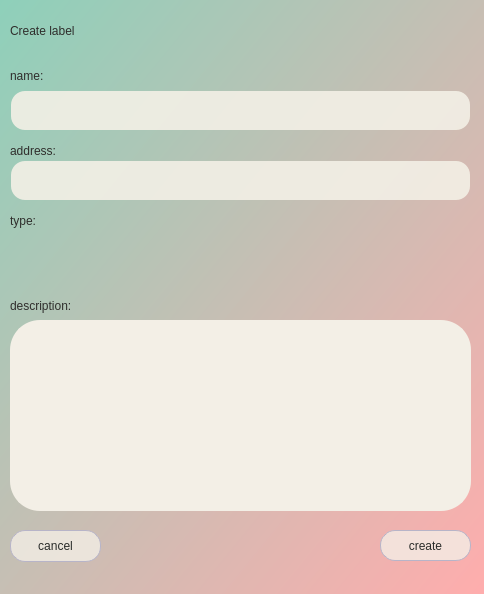
First picture: the form in client/createrlabel.ui, repository AleksandraSorokovikova/MyPlace, before the edit.
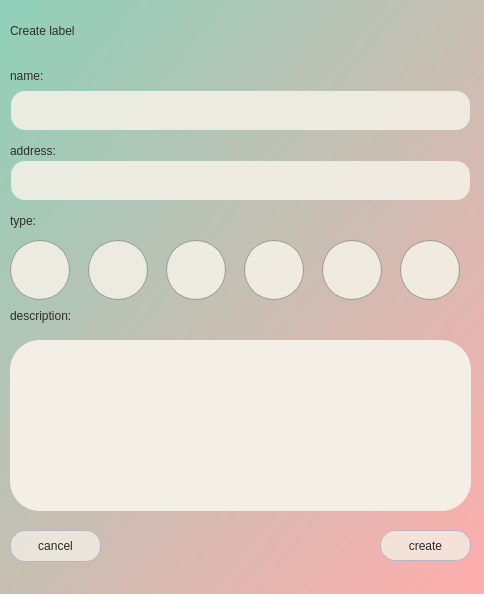
Second picture: the form after the edit.

What changed in the file:
```diff
--- a/client/createrlabel.ui
+++ b/client/createrlabel.ui
@@ -39,7 +39,7 @@
    <property name="geometry">
     <rect>
      <x>10</x>
-     <y>290</y>
+     <y>300</y>
      <width>111</width>
      <height>31</height>
     </rect>
@@ -207,9 +207,9 @@
    <property name="geometry">
     <rect>
      <x>10</x>
-     <y>320</y>
+     <y>340</y>
      <width>461</width>
-     <height>191</height>
+     <height>171</height>
     </rect>
    </property>
    <property name="styleSheet">
@@ -222,6 +222,151 @@
 border-color:rgba(243, 239, 230);</string>
    </property>
   </widget>
+  <widget class="QPushButton" name="cafee">
+   <property name="geometry">
+    <rect>
+     <x>10</x>
+     <y>240</y>
+     <width>60</width>
+     <height>60</height>
+    </rect>
+   </property>
+   <property name="styleSheet">
+    <string notr="true">border: 1px solid rgb(136, 138, 133, 200);
+background: rgba(243, 239, 230,230);
+border-radius:30px;</string>
+   </property>
+   <property name="text">
+    <string/>
+   </property>
+   <property name="iconSize">
+    <size>
+     <width>35</width>
+     <height>35</height>
+    </size>
+   </property>
+  </widget>
+  <widget class="QPushButton" name="hotels">
+   <property name="geometry">
+    <rect>
+     <x>88</x>
+     <y>240</y>
+     <width>60</width>
+     <height>60</height>
+    </rect>
+   </property>
+   <property name="styleSheet">
+    <string notr="true">border: 1px solid rgb(136, 138, 133, 200);
+background: rgba(243, 239, 230,230);
+border-radius:30px;
+</string>
+   </property>
+   <property name="text">
+    <string/>
+   </property>
+   <property name="iconSize">
+    <size>
+     <width>35</width>
+     <height>35</height>
+    </size>
+   </property>
+  </widget>
+  <widget class="QPushButton" name="night_club">
+   <property name="geometry">
+    <rect>
+     <x>166</x>
+     <y>240</y>
+     <width>60</width>
+     <height>60</height>
+    </rect>
+   </property>
+   <property name="styleSheet">
+    <string notr="true">border: 1px solid rgb(136, 138, 133, 200);
+background: rgba(243, 239, 230,230);
+border-radius:30px;</string>
+   </property>
+   <property name="text">
+    <string/>
+   </property>
+   <property name="iconSize">
+    <size>
+     <width>35</width>
+     <height>35</height>
+    </size>
+   </property>
+  </widget>
+  <widget class="QPushButton" name="cinema">
+   <property name="geometry">
+    <rect>
+     <x>244</x>
+     <y>240</y>
+     <width>60</width>
+     <height>60</height>
+    </rect>
+   </property>
+   <property name="styleSheet">
+    <string notr="true">border: 1px solid rgb(136, 138, 133, 200);
+background: rgba(243, 239, 230,230);
+border-radius:30px;</string>
+   </property>
+   <property name="text">
+    <string notr="true"/>
+   </property>
+   <property name="iconSize">
+    <size>
+     <width>35</width>
+     <height>35</height>
+    </size>
+   </property>
+  </widget>
+  <widget class="QPushButton" name="entertainment">
+   <property name="geometry">
+    <rect>
+     <x>322</x>
+     <y>240</y>
+     <width>60</width>
+     <height>60</height>
+    </rect>
+   </property>
+   <property name="styleSheet">
+    <string notr="true">border: 1px solid rgb(136, 138, 133, 200);
+background: rgba(243, 239, 230,230);
+border-radius:30px;</string>
+   </property>
+   <property name="text">
+    <string/>
+   </property>
+   <property name="iconSize">
+    <size>
+     <width>35</width>
+     <height>35</height>
+    </size>
+   </property>
+  </widget>
+  <widget class="QPushButton" name="different">
+   <property name="geometry">
+    <rect>
+     <x>400</x>
+     <y>240</y>
+     <width>60</width>
+     <height>60</height>
+    </rect>
+   </property>
+   <property name="styleSheet">
+    <string notr="true">border: 1px solid rgb(136, 138, 133, 200);
+background: rgba(243, 239, 230,230);
+border-radius:30px;</string>
+   </property>
+   <property name="text">
+    <string/>
+   </property>
+   <property name="iconSize">
+    <size>
+     <width>35</width>
+     <height>35</height>
+    </size>
+   </property>
+  </widget>
  </widget>
  <resources/>
  <connections/>
```
